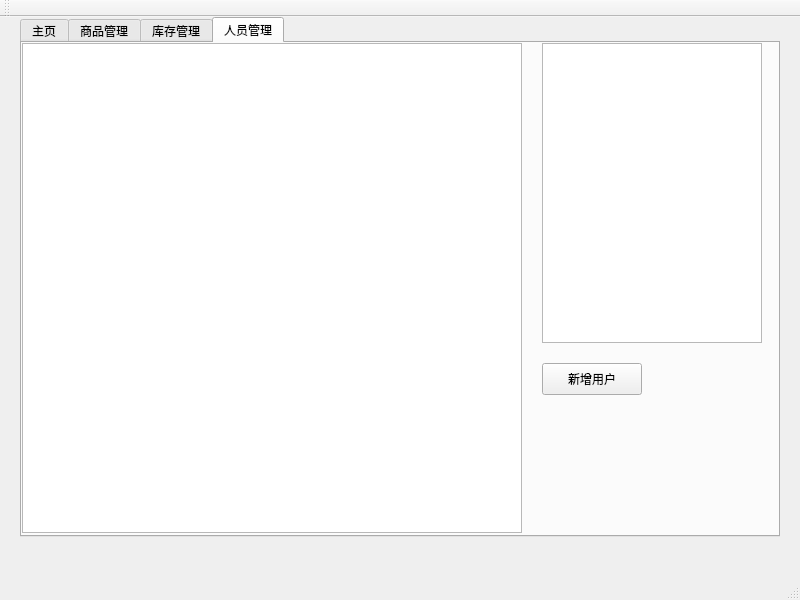
The window that src/mainwindow.ui (MyQt/Invoice-Manger-Demo) describes before a commit, drawn with Qt 5.
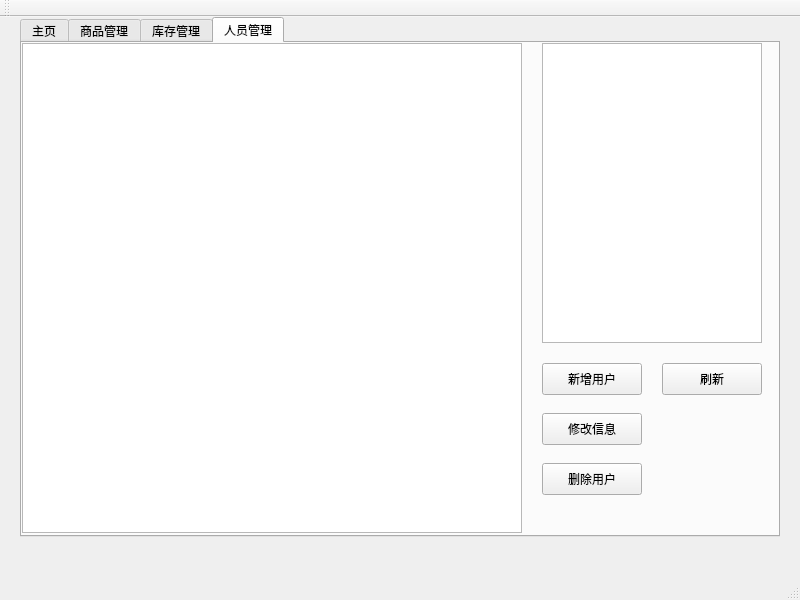
The same window after the commit.

Commit message: userTab completed

```diff
--- a/src/mainwindow.ui
+++ b/src/mainwindow.ui
@@ -100,6 +100,45 @@
        <string>新增用户</string>
       </property>
      </widget>
+     <widget class="QPushButton" name="reloadButton">
+      <property name="geometry">
+       <rect>
+        <x>640</x>
+        <y>320</y>
+        <width>100</width>
+        <height>32</height>
+       </rect>
+      </property>
+      <property name="text">
+       <string>刷新</string>
+      </property>
+     </widget>
+     <widget class="QPushButton" name="alterUserButton">
+      <property name="geometry">
+       <rect>
+        <x>520</x>
+        <y>370</y>
+        <width>100</width>
+        <height>32</height>
+       </rect>
+      </property>
+      <property name="text">
+       <string>修改信息</string>
+      </property>
+     </widget>
+     <widget class="QPushButton" name="removeUserButton">
+      <property name="geometry">
+       <rect>
+        <x>520</x>
+        <y>420</y>
+        <width>100</width>
+        <height>32</height>
+       </rect>
+      </property>
+      <property name="text">
+       <string>删除用户</string>
+      </property>
+     </widget>
     </widget>
    </widget>
   </widget>
```
The commit also changes 14 other files.
